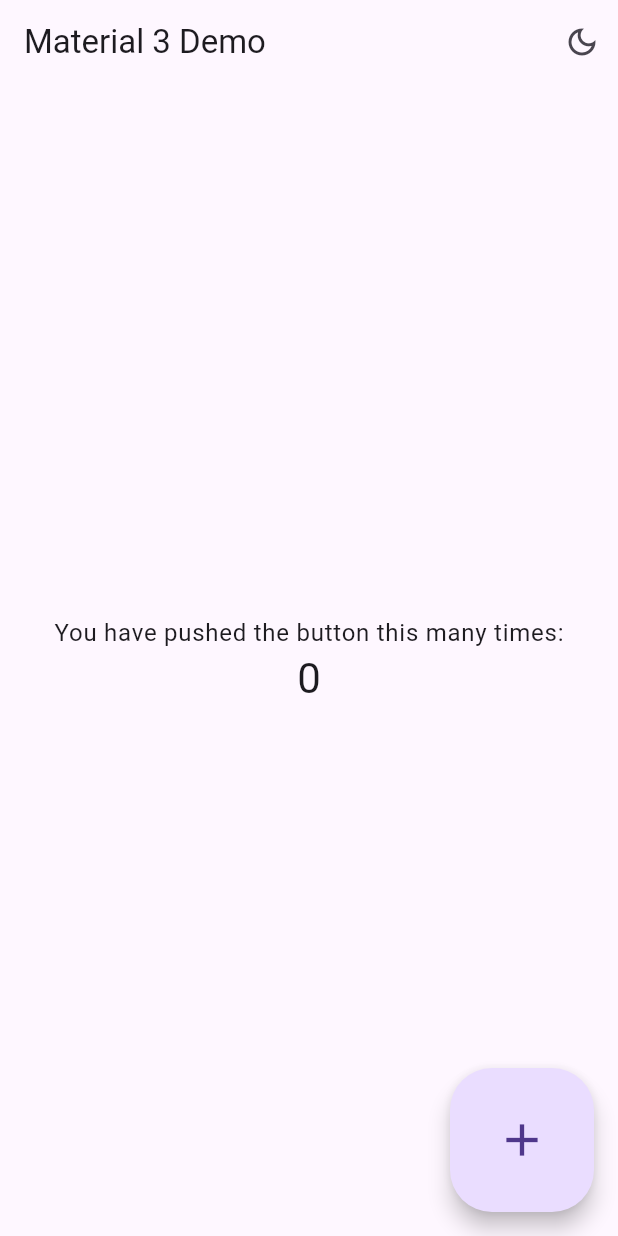
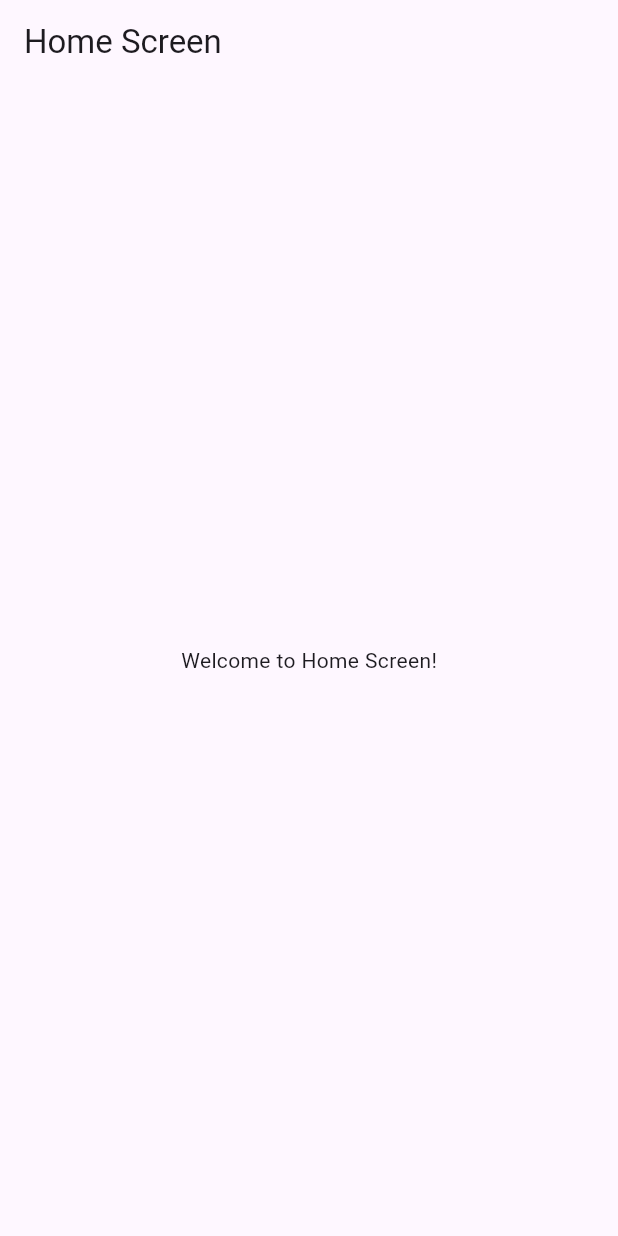
Before and after one commit to OlamifyNG/JiboMonieDev, a Flutter app: the screen it shows after launch, on a phone screen of 412 x 824 dp. Run offline on Flutter 3.47's test engine with Material 3 defaults, Android fonts, the phone set to English and light mode, and no system bars.

Commit message:
Initiated creation

```diff
--- a/lib/main.dart
+++ b/lib/main.dart
@@ -1,138 +1,19 @@
 import 'package:flutter/material.dart';
-import 'package:flutter/scheduler.dart';
+import 'screens/home_screen.dart';
 
 void main() {
-  runApp(const MyApp());
+  runApp(MyApp());
 }
 
-class MyApp extends StatefulWidget {
-  const MyApp({super.key});
-
-  @override
-  State<MyApp> createState() => _MyAppState();
-}
-
-class _MyAppState extends State<MyApp> {
-  ThemeMode _themeMode = ThemeMode.system;
-
-  bool get useLightMode {
-    switch (_themeMode) {
-      case ThemeMode.system:
-        return SchedulerBinding.instance.window.platformBrightness ==
-            Brightness.light;
-      case ThemeMode.light:
-        return true;
-      case ThemeMode.dark:
-        return false;
-    }
-  }
-
-  // This widget is the root of your application.
+class MyApp extends StatelessWidget {
   @override
   Widget build(BuildContext context) {
     return MaterialApp(
-      debugShowCheckedModeBanner: false,
-      title: 'Demo',
+      title: 'Flutter Demo',
       theme: ThemeData(
-        useMaterial3: true,
-        brightness: Brightness.light,
+        primarySwatch: Colors.blue,
       ),
-      darkTheme: ThemeData(
-        useMaterial3: true,
-        brightness: Brightness.dark,
-      ),
-      themeMode: _themeMode,
-      home: MyHomePage(
-        title: 'Material 3 Demo',
-        useLightMode: useLightMode,
-        handleBrightnessChange: (useLightMode) => setState(() {
-          _themeMode = useLightMode ? ThemeMode.light : ThemeMode.dark;
-        }),
-      ),
+      home: HomeScreen(), // Here you set HomeScreen as the starting screen
     );
   }
 }
-
-class MyHomePage extends StatefulWidget {
-  const MyHomePage({
-    super.key,
-    required this.title,
-    required this.handleBrightnessChange,
-    required this.useLightMode,
-  });
-  final String title;
-  final bool useLightMode;
-  final void Function(bool useLightMode) handleBrightnessChange;
-
-  @override
-  State<MyHomePage> createState() => _MyHomePageState();
-}
-
-class _MyHomePageState extends State<MyHomePage> {
-  int _counter = 0;
-
-  void _incrementCounter() {
-    setState(() {
-      _counter++;
-    });
-  }
-
-  @override
-  Widget build(BuildContext context) {
-    return Scaffold(
-      appBar: AppBar(
-        title: Text(widget.title),
-        actions: <Widget>[
-          _BrightnessButton(
-            handleBrightnessChange: widget.handleBrightnessChange,
-          ),
-        ],
-      ),
-      body: Center(
-        child: Column(
-          mainAxisAlignment: MainAxisAlignment.center,
-          children: <Widget>[
-            Text(
-              'You have pushed the button this many times:',
-              style: Theme.of(context).textTheme.bodyLarge,
-            ),
-            Text(
-              '$_counter',
-              style: Theme.of(context).textTheme.headlineMedium,
-            ),
-          ],
-        ),
-      ),
-      floatingActionButton: FloatingActionButton.large(
-        onPressed: _incrementCounter,
-        tooltip: 'Increment',
-        child: const Icon(Icons.add),
-      ), // This trailing comma makes auto-formatting nicer for build methods.
-    );
-  }
-}
-
-class _BrightnessButton extends StatelessWidget {
-  const _BrightnessButton({
-    required this.handleBrightnessChange,
-    this.showTooltipBelow = true,
-  });
-
-  final Function handleBrightnessChange;
-  final bool showTooltipBelow;
-
-  @override
-  Widget build(BuildContext context) {
-    final isBright = Theme.of(context).brightness == Brightness.light;
-    return Tooltip(
-      preferBelow: showTooltipBelow,
-      message: 'Toggle brightness',
-      child: IconButton(
-        icon: isBright
-            ? const Icon(Icons.dark_mode_outlined)
-            : const Icon(Icons.light_mode_outlined),
-        onPressed: () => handleBrightnessChange(!isBright),
-      ),
-    );
-  }
-}
--- /dev/null
+++ b/lib/screens/home_screen.dart
@@ -0,0 +1,15 @@
+import 'package:flutter/material.dart';
+
+class HomeScreen extends StatelessWidget {
+  @override
+  Widget build(BuildContext context) {
+    return Scaffold(
+      appBar: AppBar(
+        title: Text('Home Screen'),
+      ),
+      body: Center(
+        child: Text('Welcome to Home Screen!'),
+      ),
+    );
+  }
+}
```
